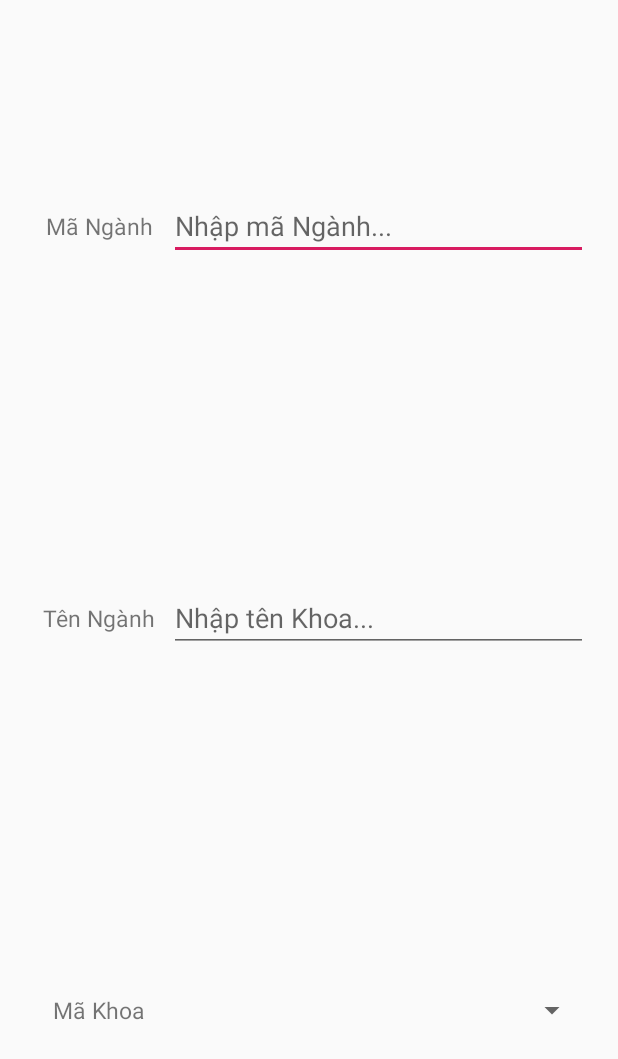
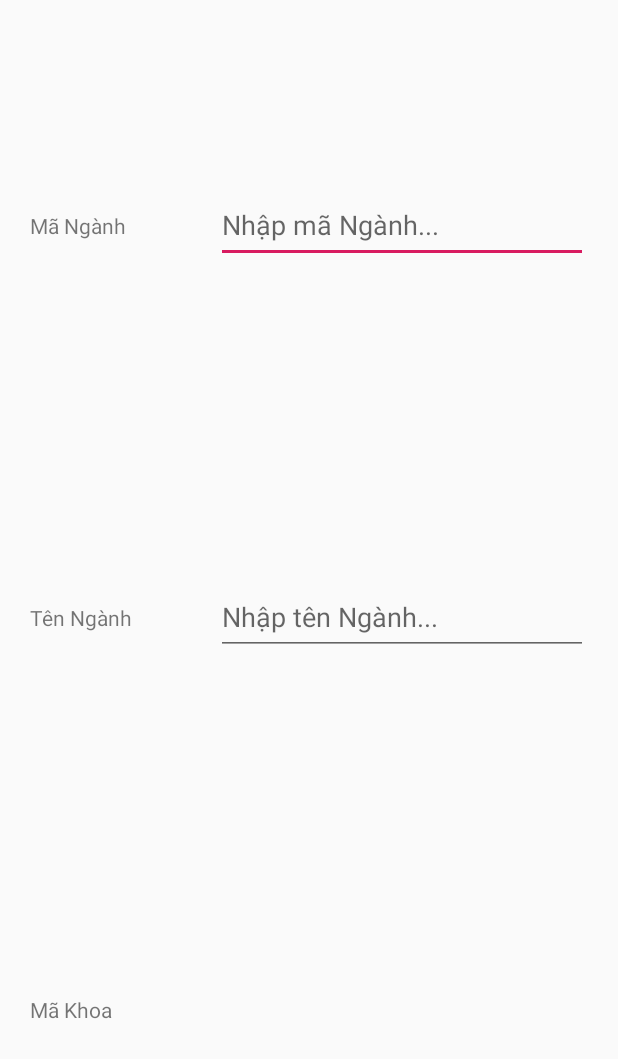
Before and after one commit to lenguyenquocvu/Project_LTDD2_T.Cuong, an Android app: the layout dialog_them_nganh.xml on its own in the app's theme, with its tools: preview values and no code run, on a phone screen of 412 x 824 dp. Shown: the top 1059 px of the screen. Run offline under Robolectric (Android 15) with nearby library versions, the phone set to English and light mode, and no system bars.

Commit message:
Complete add, delete, edit data to Firebase server for Nganh layout.

```diff
--- a/app/src/main/java/com/example/quanlydiemsinhvien/data_models/Khoa.java
+++ b/app/src/main/java/com/example/quanlydiemsinhvien/data_models/Khoa.java
@@ -1,6 +1,4 @@
 package com.example.quanlydiemsinhvien.data_models;
-
-import androidx.annotation.NonNull;
 
 import java.util.HashMap;
 import java.util.Map;
--- a/app/src/main/java/com/example/quanlydiemsinhvien/dialogs/AddKhoaDialog.java
+++ b/app/src/main/java/com/example/quanlydiemsinhvien/dialogs/AddKhoaDialog.java
@@ -13,7 +13,6 @@ import android.widget.Toast;
 import androidx.fragment.app.DialogFragment;
 
 import com.example.quanlydiemsinhvien.R;
-import com.example.quanlydiemsinhvien.activities.KhoaActivity;
 import com.example.quanlydiemsinhvien.data_models.Khoa;
 import com.example.quanlydiemsinhvien.firebase_data.KhoaDatabase;
 
--- a/app/src/main/res/layout/dialog_them_nganh.xml
+++ b/app/src/main/res/layout/dialog_them_nganh.xml
@@ -5,83 +5,86 @@
     android:orientation="vertical"
     android:layout_margin="@dimen/marginDialog">
     <LinearLayout
-        style="@style/child_linear_dialog"
-        android:layout_weight="1">
-
+        android:layout_width="match_parent"
+        android:layout_height="0dp"
+        android:layout_weight="1"
+        android:orientation="horizontal">
         <LinearLayout
-            style="@style/item_on_dialog"
-            android:layout_weight="1">
-
+            android:layout_width="0dp"
+            android:layout_weight="2"
+            android:layout_height="match_parent"
+            android:gravity="center">
             <TextView
-                style="@style/textview_on_dialog"
-                android:text="@string/ma_nganh" />
+                android:layout_width="match_parent"
+                android:layout_height="wrap_content"
+                android:text="@string/ma_nganh"/>
 
         </LinearLayout>
-
         <LinearLayout
-            style="@style/item_on_dialog"
-            android:layout_weight="3">
-
+            android:layout_width="0dp"
+            android:layout_weight="4"
+            android:layout_height="match_parent"
+            android:gravity="center">
             <EditText
                 android:id="@+id/edtMaNganh"
                 android:layout_width="match_parent"
-                android:layout_height="wrap_content"
-                android:hint="@string/hintEdtMaNganh" />
-
+                android:layout_height="50dp"
+                android:hint="@string/hintEdtMaNganh"/>
         </LinearLayout>
     </LinearLayout>
 
     <LinearLayout
-        style="@style/child_linear_dialog"
-        android:layout_weight="1">
-
+        android:layout_width="match_parent"
+        android:layout_height="0dp"
+        android:layout_weight="1"
+        android:orientation="horizontal">
         <LinearLayout
-            style="@style/item_on_dialog"
-            android:layout_weight="1">
-
+            android:layout_width="0dp"
+            android:layout_weight="2"
+            android:layout_height="match_parent"
+            android:gravity="center">
             <TextView
-                style="@style/textview_on_dialog"
-                android:text="@string/ten_nganh" />
-
+                android:layout_width="match_parent"
+                android:layout_height="wrap_content"
+                android:text="@string/ten_nganh"/>
         </LinearLayout>
-
         <LinearLayout
-            style="@style/item_on_dialog"
-            android:layout_weight="3">
-
+            android:layout_width="0dp"
+            android:layout_weight="4"
+            android:layout_height="match_parent"
+            android:gravity="center">
             <EditText
                 android:id="@+id/edtTenNganh"
                 android:layout_width="match_parent"
-                android:layout_height="wrap_content"
-                android:hint="@string/hintEdtTenNganh" />
-
+                android:layout_height="50dp"
+                android:hint="@string/hintEdtTenNganh"/>
         </LinearLayout>
-
     </LinearLayout>
 
     <LinearLayout
-        style="@style/child_linear_dialog"
-        android:layout_weight="1">
-
+        android:layout_width="match_parent"
+        android:layout_height="0dp"
+        android:layout_weight="1"
+        android:orientation="horizontal">
         <LinearLayout
-            style="@style/item_on_dialog"
-            android:layout_weight="1">
-
+            android:layout_width="0dp"
+            android:layout_weight="2"
+            android:layout_height="match_parent"
+            android:gravity="center">
             <TextView
-                style="@style/textview_on_dialog"
-                android:text="@string/ma_khoa" />
-
+                android:layout_width="match_parent"
+                android:layout_height="wrap_content"
+                android:text="@string/ma_khoa"/>
         </LinearLayout>
-
         <LinearLayout
-            style="@style/item_on_dialog"
-            android:layout_weight="3">
-
-            <Spinner
-                android:id="@+id/spnMaNganh"
-                android:layout_width="match_parent"
+            android:layout_width="0dp"
+            android:layout_weight="4"
+            android:layout_height="match_parent"
+            android:gravity="center">
+            <TextView
+                android:id="@+id/tvMaKhoa"
+                android:layout_width="wrap_content"
                 android:layout_height="wrap_content"/>
-
         </LinearLayout>
 
     </LinearLayout>
--- a/app/src/main/res/values/styles.xml
+++ b/app/src/main/res/values/styles.xml
@@ -39,7 +39,7 @@
     <style name="item_on_dialog">
         <item name="android:layout_width">0dp</item>
         <item name="android:layout_height">match_parent</item>
-        <item name="android:gravity">center|center_vertical</item>
+        <item name="android:gravity">center</item>
     </style>
 
     <style name="textview_on_dialog">
```
Also changed, not shown: app/src/main/java/com/example/quanlydiemsinhvien/activities/KhoaActivity.java (+6 -12 lines), app/src/main/java/com/example/quanlydiemsinhvien/activities/NganhActivity.java (+63 -13 lines), app/src/main/java/com/example/quanlydiemsinhvien/adapters/KhoaAdapter.java (+28 -36 lines), app/src/main/java/com/example/quanlydiemsinhvien/adapters/NganhAdapter.java (+40 -37 lines), app/src/main/java/com/example/quanlydiemsinhvien/data_models/Nganh.java (+36 -0 lines), app/src/main/java/com/example/quanlydiemsinhvien/dialogs/AddNganhDialog.java (+25 -15 lines), app/src/main/java/com/example/quanlydiemsinhvien/firebase_data/KhoaDatabase.java (+1 -13 lines), app/src/main/java/com/example/quanlydiemsinhvien/firebase_data/NganhDatabase.java (added, +53 -0 lines), app/src/main/res/values/strings.xml (+11 -3 lines).
